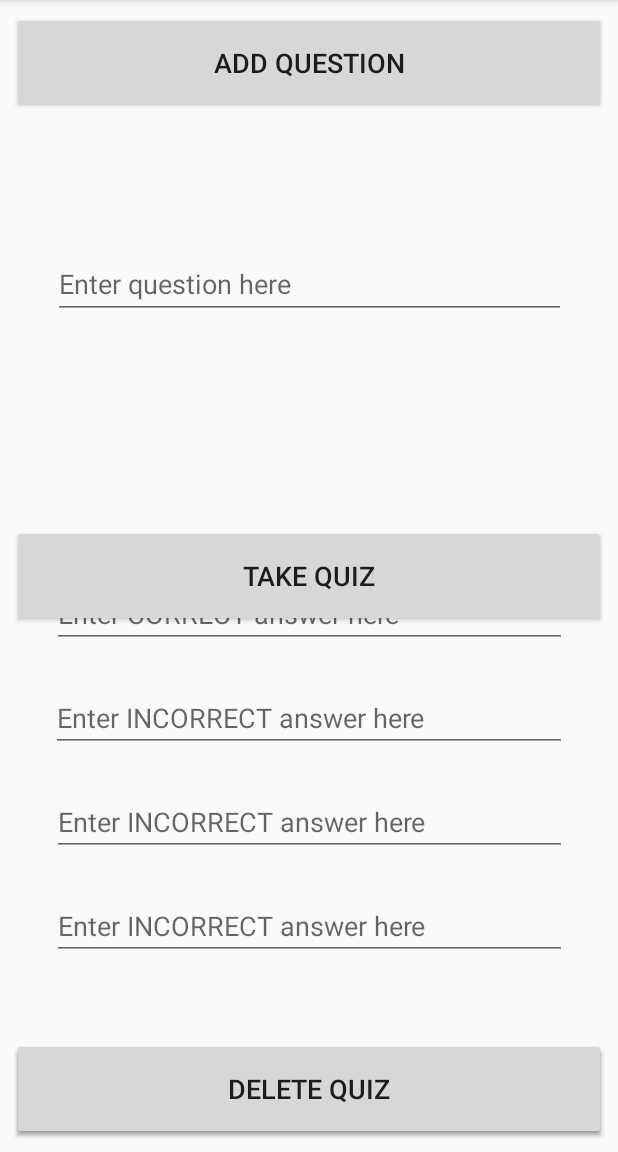
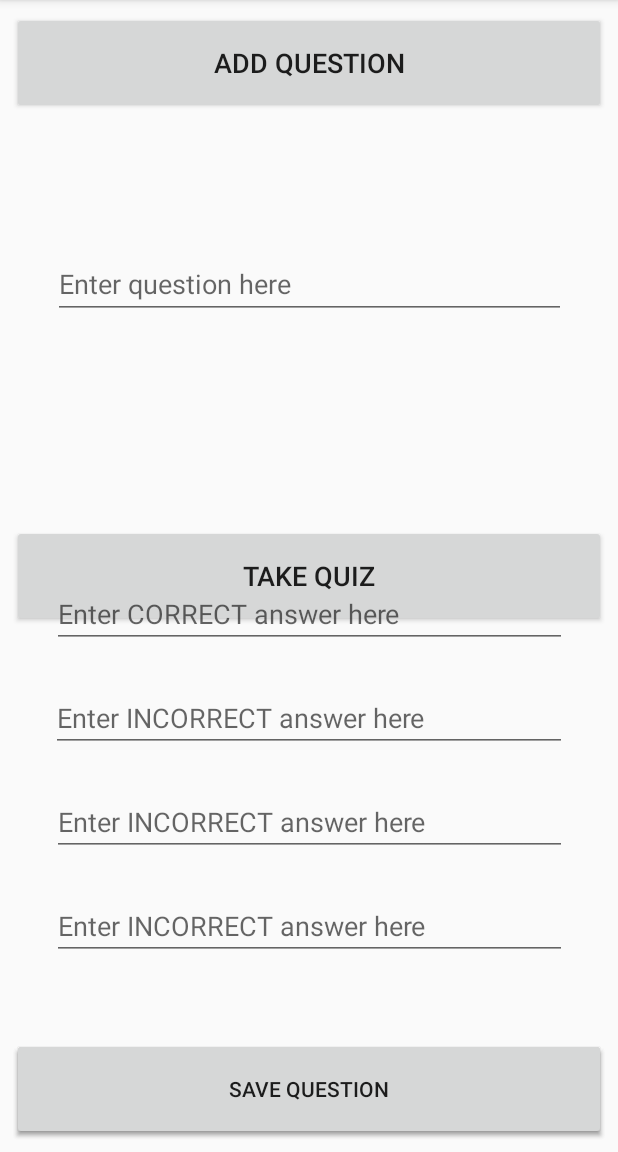
Before and after one commit to alex462/TriviaApp, an Android app: the screen it shows after launch (MainActivity), after a tap on "ADD QUESTION", on a phone screen of 412 x 824 dp, the part 84-1236 px from its top. Run offline under Robolectric (Android 15) with nearby library versions, the phone set to English and light mode, and no system bars; our stand-ins replace ButterKnife.

Commit message:
app runs. still needs alert dialogue. questionCreatorFrag appears on top of MainActivity and MainActivity does not fully disappear from view.

```diff
--- a/app/src/main/AndroidManifest.xml
+++ b/app/src/main/AndroidManifest.xml
@@ -10,6 +10,7 @@
         android:supportsRtl="true"
         android:theme="@style/AppTheme">
         <activity android:name=".MainActivity">
+            android:windowSoftInputMode="stateUnchanged">
             <intent-filter>
                 <action android:name="android.intent.action.MAIN" />
 
--- a/app/src/main/java/com/example/alexandrareinhart/triviaapp/MainActivity.java
+++ b/app/src/main/java/com/example/alexandrareinhart/triviaapp/MainActivity.java
@@ -27,9 +27,11 @@ public class MainActivity extends AppCompatActivity implements QuestionCreatorFr
         quizQuestions = new ArrayList<>();
     }
 
+
+
     @OnClick(R.id.add_question_button)
     protected void addQuestionClicked(View view){
-//        view.setVisibility(View.INVISIBLE);
+
         questionCreatorFragment = QuestionCreatorFragment.newInstance();
         questionCreatorFragment.attachView(this);
         getSupportFragmentManager().beginTransaction().replace(R.id.fragment_holder, questionCreatorFragment).commit();
--- a/app/src/main/res/layout/activity_main.xml
+++ b/app/src/main/res/layout/activity_main.xml
@@ -51,6 +51,7 @@
         android:id="@+id/fragment_holder"
         android:layout_width="match_parent"
         android:layout_height="match_parent"
+        android:elevation="5dp"
         app:layout_constraintBottom_toBottomOf="parent"
         app:layout_constraintEnd_toEndOf="parent"
         app:layout_constraintStart_toStartOf="parent"
--- a/app/src/main/res/layout/fragment_question_creator.xml
+++ b/app/src/main/res/layout/fragment_question_creator.xml
@@ -16,6 +16,7 @@
         android:ems="10"
         android:hint="@string/enter_question"
         android:inputType="text"
+        android:textColor="@android:color/black"
         app:layout_constraintBottom_toTopOf="@+id/correct_answer_editText"
         app:layout_constraintEnd_toEndOf="parent"
         app:layout_constraintStart_toStartOf="parent"
@@ -31,6 +32,7 @@
         android:ems="10"
         android:hint="@string/enter_correct"
         android:inputType="text"
+        android:textColor="@android:color/black"
         app:layout_constraintBottom_toTopOf="@+id/incorrect_answerOne_editText"
         app:layout_constraintEnd_toEndOf="parent"
         app:layout_constraintStart_toStartOf="parent" />
@@ -45,6 +47,7 @@
         android:ems="10"
         android:hint="@string/enter_incorrect"
         android:inputType="text"
+        android:textColor="@android:color/black"
         app:layout_constraintBottom_toTopOf="@+id/incorrect_answerTwo_editText"
         app:layout_constraintEnd_toEndOf="parent"
         app:layout_constraintStart_toStartOf="parent" />
@@ -59,6 +62,7 @@
         android:ems="10"
         android:hint="@string/enter_incorrect"
         android:inputType="text"
+        android:textColor="@android:color/black"
         app:layout_constraintBottom_toTopOf="@+id/incorrect_answerThree_editText"
         app:layout_constraintEnd_toEndOf="parent"
         app:layout_constraintStart_toStartOf="parent" />
@@ -73,6 +77,7 @@
         android:ems="10"
         android:hint="@string/enter_incorrect"
         android:inputType="text"
+        android:textColor="@android:color/black"
         app:layout_constraintBottom_toTopOf="@+id/submit_button"
         app:layout_constraintEnd_toEndOf="parent"
         app:layout_constraintStart_toStartOf="parent" />
@@ -93,13 +98,12 @@
         android:id="@+id/question_creator_frag_holder"
         android:layout_width="match_parent"
         android:layout_height="match_parent"
-        app:layout_constraintTop_toTopOf="parent"
+        android:background="@android:color/background_light"
+        android:visibility="invisible"
         app:layout_constraintBottom_toBottomOf="parent"
+        app:layout_constraintEnd_toEndOf="parent"
         app:layout_constraintStart_toStartOf="parent"
-        app:layout_constraintEnd_toEndOf="parent"
-        android:elevation="5dp"
-        tools:layout_editor_absoluteX="0"
-        tools:layout_editor_absoluteY="0">
+        app:layout_constraintTop_toTopOf="parent">
 
     </FrameLayout>
 </android.support.constraint.ConstraintLayout>
```
